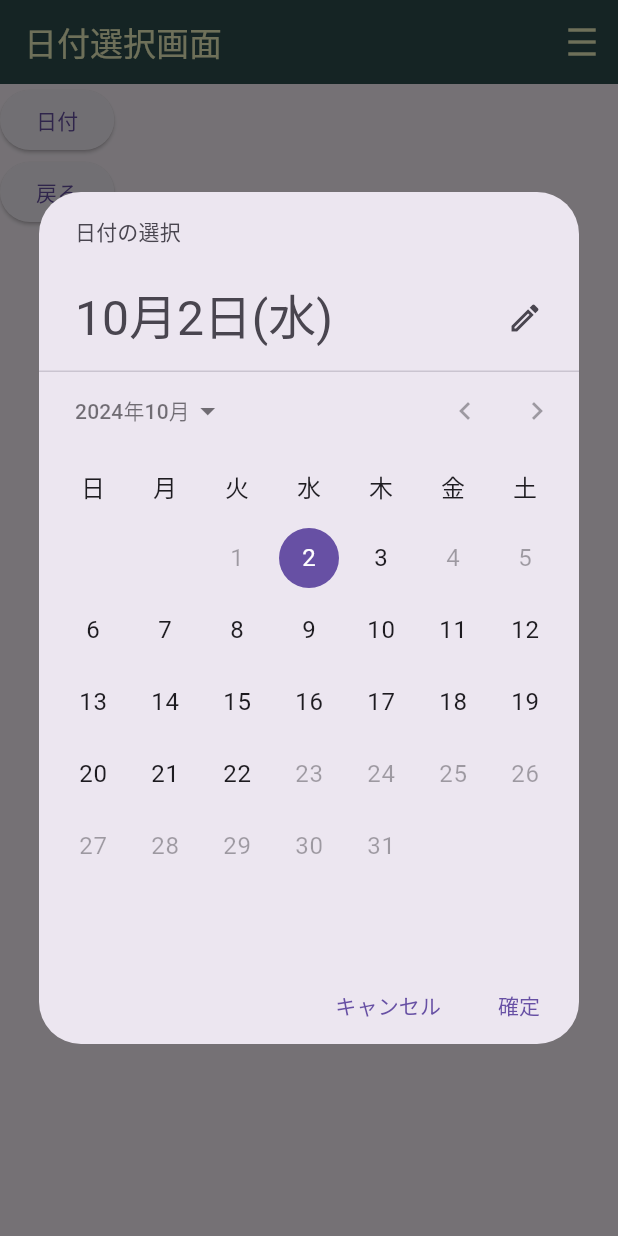
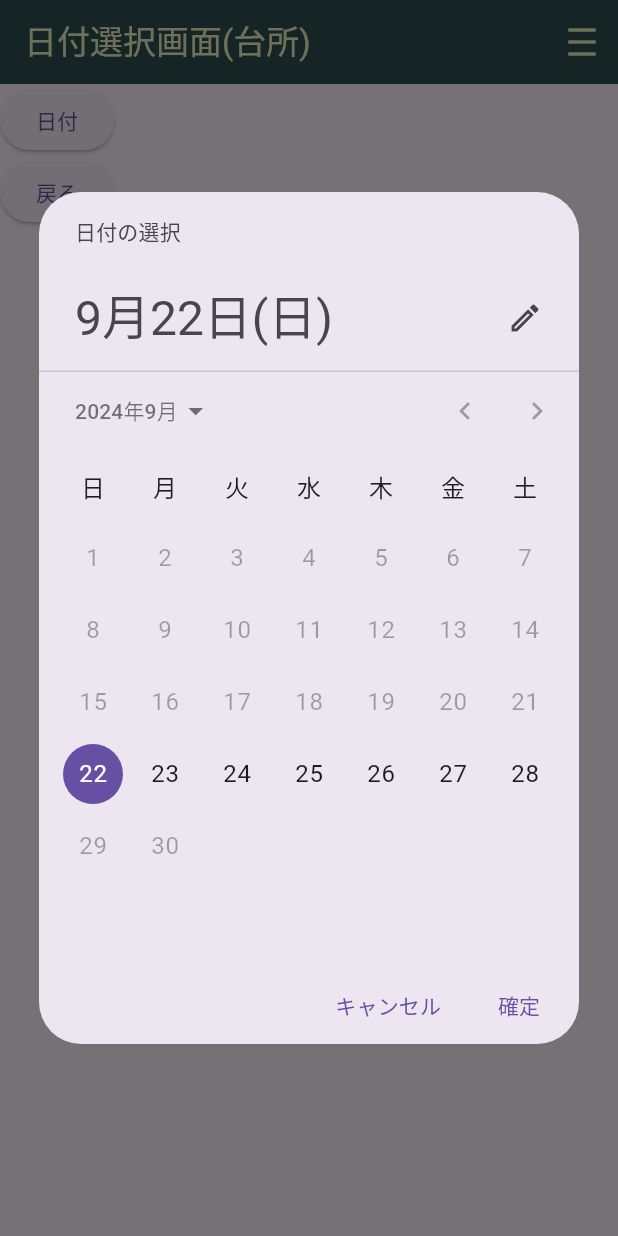
Before and after one commit to of3jlmssoo/flutterReservation, a Flutter app: the FacilitySelectionScreen screen opened by its route, after a tap on "みんなで美味しく！", after a tap on "日付", on a phone screen of 412 x 824 dp. Run offline on Flutter 3.47's test engine with Material 3 defaults, Android fonts, the phone set to English and light mode, and no system bars; our stand-ins replace cloud_firestore, firebase_auth, firebase_core, flutter_riverpod, freezed_annotation, go_router and 1 more; accounts and stored records are empty; generated files the repository leaves out were written again.

Commit message:
getFacilityAvailableDates & DatePicker

```diff
--- a/lib/app_router.dart
+++ b/lib/app_router.dart
@@ -3,6 +3,7 @@ import 'package:go_router/go_router.dart';
 import 'package:logging/logging.dart';
 // import 'package:reservations2/appbarcomp.dart';
 import 'package:reservations2/commonclass.dart';
+import 'package:reservations2/consts.dart';
 import 'package:reservations2/datepickerapp.dart';
 import 'package:reservations2/screens.dart';
 import 'package:riverpod_annotation/riverpod_annotation.dart';
@@ -72,7 +73,7 @@ GoRouter goRouter(GoRouterRef ref) {
       GoRoute(
         path: '/dateselection',
         builder: (context, state) => DateSelectionScreen(
-          facility: state.extra! as String,
+          facility: state.extra! as Facility,
         ),
       ),
       GoRoute(
--- a/lib/commonclass.dart
+++ b/lib/commonclass.dart
@@ -1,4 +1,6 @@
 import 'package:freezed_annotation/freezed_annotation.dart';
+
+import 'consts.dart';
 
 part 'commonclass.freezed.dart';
 part 'commonclass.g.dart';
@@ -19,7 +21,7 @@ class ReservationInputsExt with _$ReservationInputsExt {
 class ReservationInputsBase with _$ReservationInputsBase {
   const factory ReservationInputsBase({
     required DateTime reservationDate,
-    required String facility,
+    required Facility facility,
   }) = _ReservationInputsBase;
   factory ReservationInputsBase.fromJson(Map<String, Object?> json) => _$ReservationInputsBaseFromJson(json);
 }
--- a/lib/consts.dart
+++ b/lib/consts.dart
@@ -9,6 +9,16 @@ const colDivider = SizedBox(height: 10);
 const numFacilities = 3;
 const numUsers = 3;
 const numRecords = 5;
+
+// テストデータ
+// 9/23から9/27
+final DateTime testDataInitialDate = DateTime(2024, 9, 22, 0, 0);
+// final DateTime testDataInitialDate = DateTime.now();
+final DateTime testDataFirstDate = testDataInitialDate;
+final DateTime testDataLastDate = testDataFirstDate.add(const Duration(days: 6));
+// initialDate: DateTime.now(),
+// firstDate: DateTime.now(),
+// lastDate: DateTime.now().add(const Duration(days: 20)),
 
 // enum Facility implements Comparable<Facility> {
 enum Facility {
@@ -39,6 +49,17 @@ enum Facility {
     }
   }
 
+  String getFname(Facility facility) {
+    switch (facility) {
+      case Facility.kitchen:
+        return "kitchen";
+      case Facility.mtgR1:
+        return "mtgR1";
+      case Facility.mtgR2:
+        return "mtgR2";
+    }
+  }
+
   // int get carbonFootprint => (description / capacity).round();
   // bool get isTwoWheeled => this == Facility.bicycle;
   // @override
--- a/lib/firestorework.dart
+++ b/lib/firestorework.dart
@@ -92,8 +92,8 @@ class Firestorework extends ConsumerWidget {
           OutlinedButton(
             onPressed: () async {
               ReservationRepository rr = ReservationRepository(db: FirebaseFirestore.instance);
-              List<Reservation>? reservationList = await rr.getAllDocuments();
-              if (reservationList == null) {
+              List<Reservation> reservationList = await rr.getAllDocuments();
+              if (reservationList.isEmpty) {
                 logmessage(true, log, "appbarcomp listreservations 予約情報が無いか取得できませんでした");
                 if (context.mounted) GoRouter.of(context).go('/firestorework');
               } else {
@@ -102,6 +102,30 @@ class Firestorework extends ConsumerWidget {
               if (context.mounted) GoRouter.of(context).push('/listreservations', extra: reservationList);
             },
             child: const Text('予約一覧表示'),
+          ),
+          OutlinedButton(
+            onPressed: () async {
+              ReservationRepository rr = ReservationRepository(db: FirebaseFirestore.instance);
+              List<DateTime> reservableKitichen = await rr.getFacilityAvailableDates(Facility.kitchen);
+              List<DateTime> reservableMtgR1 = await rr.getFacilityAvailableDates(Facility.mtgR1);
+              List<DateTime> reservableMtgR2 = await rr.getFacilityAvailableDates(Facility.mtgR2);
+
+              logmessage(true, log,
+                  "Q unAvailable Date --- kitchen ${reservableKitichen.length} days unavailable $reservableKitichen");
+              logmessage(true, log,
+                  "Q unAvailable Date --- mtgR1   ${reservableMtgR1.length} days unavailable $reservableMtgR1");
+              logmessage(true, log,
+                  "Q unAvailable Date --- mtgR2   ${reservableMtgR2.length} days unavailable $reservableMtgR2");
+
+              // if (reservationList.isEmpty) {
+              //   logmessage(true, log, "appbarcomp listreservations 予約情報が無いか取得できませんでした");
+              //   if (context.mounted) GoRouter.of(context).go('/firestorework');
+              // } else {
+              //   // logmessage(true, log, "appbarcomp listreservations ${reservationList[0].getStatus}");
+              // }
+              // if (context.mounted) GoRouter.of(context).push('/listreservations', extra: reservationList);
+            },
+            child: const Text('Query where(f=x).where(date=x)'),
           ),
           OutlinedButton(
             onPressed: () {
--- a/lib/reservation.dart
+++ b/lib/reservation.dart
@@ -41,6 +41,21 @@ ReservationStatus getReservationStatus(String rstatus) {
     // case "notfound":
     default:
       return ReservationStatus.notFound;
+  }
+}
+
+String getReservationExpressionOnFirestore(ReservationStatus rstatus) {
+  switch (rstatus) {
+    case ReservationStatus.none:
+      return "none";
+    case ReservationStatus.notFound:
+      return "notFound";
+    case ReservationStatus.priority:
+      return "priority";
+    case ReservationStatus.reserved:
+      return "reserved";
+    case ReservationStatus.tentative:
+      return "tentative";
   }
 }
 
@@ -357,7 +372,36 @@ class ReservationRepository {
     return result;
   }
 
-  Future<List<Reservation>?> getAllDocuments() async {
+  Future<List<DateTime>> getFacilityAvailableDates(Facility facility) async {
+    List<DateTime> result = [];
+
+    const bool l = true;
+
+    final facilityRef = FirebaseFirestore.instance.collection("facilities").doc(facility.getFname(facility));
+    // final facilityRef = FirebaseFirestore.instance.collection("facilities").doc(Facility.mtgR1.name);
+    await db
+        .collection("reservations")
+        .withConverter(
+          fromFirestore: Reservation.fromFirestore,
+          toFirestore: (Reservation reservation, _) => reservation.toFirestore(),
+        )
+        .where(Filter.and(Filter("facility", isEqualTo: facilityRef),
+            Filter("status", isEqualTo: getReservationExpressionOnFirestore(ReservationStatus.reserved))))
+        .get()
+        .then((querySnapshot) {
+      logmessage(l, log,
+          "getFacilityAvailableDates --- Successfully completed ${facility.getFname(facility)} ${Facility.mtgR1.name}");
+      for (var docSnapshot in querySnapshot.docs) {
+        var d = docSnapshot.data();
+        logmessage(l, log, '${docSnapshot.id} => $d');
+        result.add(d.reserveOn);
+      }
+    }, onError: (e) => logmessage(true, log, "getFacilityAvailableDates error $e"));
+
+    return result;
+  }
+
+  Future<List<Reservation>> getAllDocuments() async {
     Logger.root.level = Level.OFF;
     logmessage(false, log, 'getAllDocuments called');
 
@@ -372,7 +416,7 @@ class ReservationRepository {
         )
         .get()
         .then((querySnapshot) {
-      logmessage(false, log, "Successfully completed");
+      logmessage(false, log, "getAllDocuments --- Successfully completed");
       for (var docSnapshot in querySnapshot.docs) {
         logmessage(false, log, '${docSnapshot.id} => ${docSnapshot.data()}');
         result.add(docSnapshot.data());
--- a/lib/screens.dart
+++ b/lib/screens.dart
@@ -1,3 +1,4 @@
+import 'package:cloud_firestore/cloud_firestore.dart';
 import 'package:flutter/material.dart';
 import 'package:flutter_localizations/flutter_localizations.dart';
 import 'package:flutter_riverpod/flutter_riverpod.dart';
@@ -10,6 +11,7 @@ import 'commonclass.dart';
 import 'consts.dart';
 import 'firebase_auth_repository.dart';
 import 'reservation.dart';
+import 'utils.dart';
 
 final log = Logger('Screens');
 
@@ -135,6 +137,8 @@ class NotFoundScreen extends StatelessWidget {
 class FacilitySelectionScreen extends ConsumerWidget {
   const FacilitySelectionScreen({super.key});
 
+  final bool l = false;
+
   @override
   Widget build(BuildContext context, WidgetRef ref) {
     // TODO: implement build
@@ -160,8 +164,8 @@ class FacilitySelectionScreen extends ConsumerWidget {
           Card(
             child: ListTile(
               onTap: () {
-                log.info('NewReservationScreen ListTile Tapped(台所)');
-                context.push('/dateselection', extra: "台所");
+                logmessage(l, log, 'NewReservationScreen ListTile Tapped(台所)');
+                context.push('/dateselection', extra: Facility.kitchen);
               },
               leading: const FlutterLogo(size: 56.0),
               title: const Text('みんなで美味しく！'),
@@ -172,8 +176,8 @@ class FacilitySelectionScreen extends ConsumerWidget {
           Card(
             child: ListTile(
               onTap: () {
-                log.info('NewReservationScreen ListTile Tapped(会議室1)');
-                context.push('/dateselection', extra: "会議室1");
+                logmessage(l, log, 'NewReservationScreen ListTile Tapped(会議室1)');
+                context.push('/dateselection', extra: Facility.mtgR1);
               },
               leading: const FlutterLogo(size: 56.0),
               title: const Text('熱く語り合う'),
@@ -184,8 +188,8 @@ class FacilitySelectionScreen extends ConsumerWidget {
           Card(
             child: ListTile(
               onTap: () {
-                log.info('NewReservationScreen ListTile Tapped(会議室2)');
-                context.push('/dateselection', extra: "会議室2");
+                logmessage(l, log, 'NewReservationScreen ListTile Tapped(会議室2)');
+                context.push('/dateselection', extra: Facility.mtgR2);
               },
               leading: const FlutterLogo(size: 56.0),
               title: const Text('お茶会で使って！'),
@@ -202,7 +206,7 @@ class FacilitySelectionScreen extends ConsumerWidget {
 class DateSelectionScreen extends ConsumerWidget {
   const DateSelectionScreen({super.key, required this.facility});
 
-  final String facility;
+  final Facility facility;
 
   @override
   Widget build(BuildContext context, WidgetRef ref) {
@@ -216,7 +220,8 @@ class DateSelectionScreen extends ConsumerWidget {
         Locale("ja"),
       ],
       home: Scaffold(
-        appBar: BaseAppBar(title: '日付選択画面', appBar: AppBar(), widgets: const <Widget>[Icon(Icons.more_vert)]),
+        appBar: BaseAppBar(
+            title: '日付選択画面(${facility.displayName})', appBar: AppBar(), widgets: const <Widget>[Icon(Icons.more_vert)]),
         body: ShowDatePickerWidget(facility: facility),
       ),
     );
@@ -229,7 +234,8 @@ class ShowDatePickerWidget extends StatelessWidget {
     required this.facility,
   });
 
-  final String facility;
+  final Facility facility;
+  final bool l = true;
 
   @override
   Widget build(BuildContext context) {
@@ -237,27 +243,45 @@ class ShowDatePickerWidget extends StatelessWidget {
       children: [
         ElevatedButton(
             onPressed: () async {
-              Logger.root.level = Level.OFF;
-              log.info('ShowDatePickerWidget FacilitySelectionScreen ');
+              logmessage(l, log, 'ShowDatePickerWidget FacilitySelectionScreen ');
+              ReservationRepository rr = ReservationRepository(db: FirebaseFirestore.instance);
+              List<DateTime> unreservable = await rr.getFacilityAvailableDates(facility);
+              // List<Reservation> reservationList = await rr.getAllDocuments();
+              // List<DateTime> reservable = [];
+              // for (var r in reservationList) {
+              //   logmessage(l, log,
+              //       "ShowDatePickerWidget --- reservationList --- ${r.reserveOn} --- ${r.status} --- ${r.getStatus}");
+              //   switch (r.status) {
+              //     case "none":
+              //     case "notFound":
+              //     case "priority":
+              //     case "tentative":
+              //       reservable.add(r.reserveOn);
+              //   }
+              // }
+              // logmessage(l, log, "ShowDatePickerWidget --- ${DateTime.now()} --- ${testDataInitialDate}");
+
+              if (context.mounted) {
                 final selectedDate = await showDatePicker(
                   locale: const Locale("ja"),
                   context: context,
                   cancelText: 'キャンセル',
                   confirmText: '確定',
-                initialDate: DateTime.now(),
-                firstDate: DateTime.now(),
-                lastDate: DateTime.now().add(const Duration(days: 20)),
+                  // initialDate: DateTime.now(),
+                  // firstDate: DateTime.now(),
+                  // lastDate: DateTime.now().add(const Duration(days: 20)),
+                  initialDate: testDataInitialDate,
+                  firstDate: testDataFirstDate,
+                  lastDate: testDataLastDate,
                   selectableDayPredicate: (DateTime val) {
-                  return !strunselectable2.contains(DateFormat.yMd().format(val));
+                    logmessage(l, log, "ShowDatePickerWidget --- selectableDayPredicate --- $val");
+                    // return !strunselectable2.contains(DateFormat.yMd().format(val));
+                    return !unreservable.contains(val);
                   },
                 );
-              // final selectedDate = await DatePickerDialog(
-              //   firstDate: DateTime.now(),
-              //   lastDate: DateTime.now().add(Duration(days: 20)),
-              // );
 
                 if (selectedDate == null) {
-                log.info("ShowDatePickerWidget selectedDate == null");
+                  logmessage(l, log, "ShowDatePickerWidget selectedDate == null");
                   if (context.mounted) {
                     ScaffoldMessenger.of(context).showSnackBar(const SnackBar(
                       content: Text('翌日以降を選んでください'),
@@ -269,27 +293,16 @@ class ShowDatePickerWidget extends StatelessWidget {
                 var currentdate = DateTime.now();
                 var justdate = DateTime(currentdate.year, currentdate.month, currentdate.day);
 
-              log.info('ShowDatePickerWidget $selectedDate ${selectedDate.runtimeType} now $justdate');
-              log.info('ShowDatePickerWidget ${selectedDate.difference(justdate).inDays}');
+                logmessage(l, log, 'ShowDatePickerWidget $selectedDate ${selectedDate.runtimeType} now $justdate');
+                logmessage(l, log, 'ShowDatePickerWidget ${selectedDate.difference(justdate).inDays}');
 
                 if (selectedDate.difference(justdate).inDays > 0) {
                   var reservationinput = ReservationInputsBase(reservationDate: selectedDate, facility: facility);
                   if (context.mounted) GoRouter.of(context).push('/reservationinput', extra: reservationinput);
                 }
-
-              // if (selectedDate!.difference(justdate).inDays > 0) {
-              //   var reservationinput = ReservationInputsBase(reservationDate: selectedDate, facility: facility);
-              //   if (context.mounted) GoRouter.of(context).push('/reservationinput', extra: reservationinput);
-              // } else {
-              //   if (!context.mounted) return;
-              //   ScaffoldMessenger.of(context).showSnackBar(
-              //     const SnackBar(
-              //       content: Text('翌日以降を選んでください'),
-              //     ),
-              //   );
-              // }
-
-              // context.push('/datetimepickerapp');
+              } else {
+                log.warning("予約情報がありません");
+              }
               Logger.root.level = Level.OFF;
             },
             child: const Text('日付')),
@@ -322,7 +335,7 @@ class ReservationInputScreen extends StatelessWidget {
         body: Column(
           children: [
             Text(rbase.reservationDate.toString()),
-            Text(rbase.facility),
+            Text(rbase.facility.displayName),
             FilledButton(
               onPressed: () {
                 context.pop();
@@ -336,7 +349,7 @@ class ReservationInputScreen extends StatelessWidget {
                   emaill: 'dummyX@dummy.com',
                   tel: '01-234-5678',
                   reservationDate: rbase.reservationDate,
-                  facility: rbase.facility,
+                  facility: rbase.facility.displayName,
                 );
                 context.push('/reservationconfirmation', extra: rext);
                 // if (context.mounted) GoRouter.of(context).push('/reservationinput', extra: reservationinput);
@@ -614,8 +627,6 @@ class ListReservations extends ConsumerWidget {
             child: Container(
               color: Colors.green,
               child: ListView.builder(
-                // shrinkWrap: true,
-                // padding: const EdgeInsets.all(8),
                 itemCount: reservationList.length,
                 itemBuilder: (BuildContext context, int index) {
                   return Center(
```
Also changed, not shown: lib/app_router.g.dart, lib/commonclass.freezed.dart, lib/commonclass.g.dart, 1 other file. Lines whose indentation alone changed are shown as unchanged.
